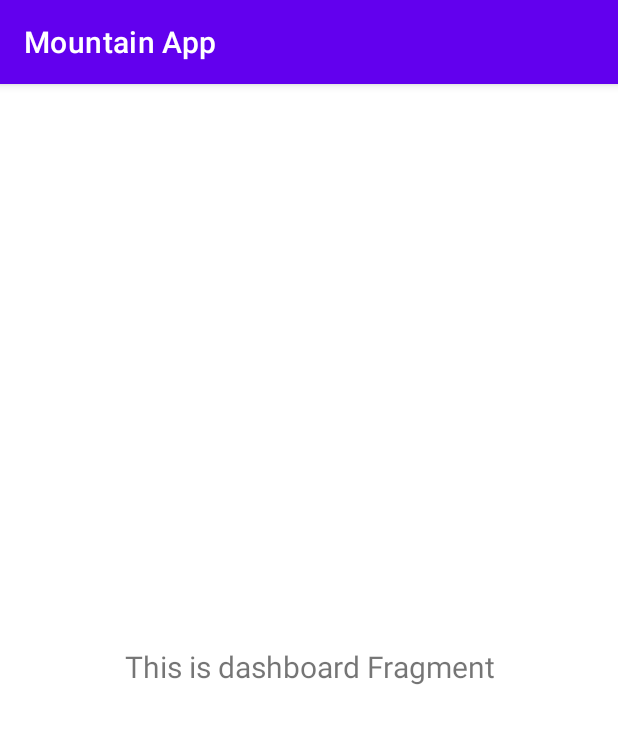
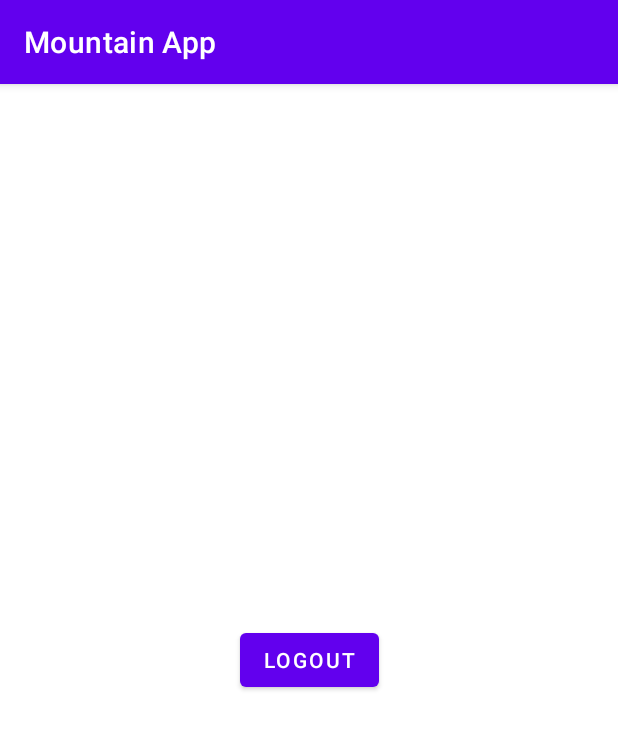
Before and after one commit to fadlinaufal06/Mountain-App, an Android app: the fragment ProfileFragment shown on its own in the app's theme, on a phone screen of 412 x 824 dp. Shown: the top 729 px of the screen. Run offline under Robolectric (Android 15) with nearby library versions, the phone set to English and light mode, and no system bars.

Commit message:
Adding Logout

```diff
--- a/app/src/main/java/com/bangkit/mountainapp/model/ViewModelFactory.kt
+++ b/app/src/main/java/com/bangkit/mountainapp/model/ViewModelFactory.kt
@@ -5,6 +5,7 @@ import androidx.lifecycle.ViewModel
 import androidx.lifecycle.ViewModelProvider
 import com.bangkit.mountainapp.data.local.UserPreference
 import com.bangkit.mountainapp.ui.login.LoginViewModel
+import com.bangkit.mountainapp.ui.mainactivity.MainViewModel
 
 class ViewModelFactory : ViewModelProvider.NewInstanceFactory {
     private var pref: UserPreference? = null
@@ -25,6 +26,9 @@ class ViewModelFactory : ViewModelProvider.NewInstanceFactory {
             modelClass.isAssignableFrom(LoginViewModel::class.java) -> {
                 pref?.let { LoginViewModel(it) } as T
             }
+            modelClass.isAssignableFrom(MainViewModel::class.java) -> {
+                pref?.let { MainViewModel(it) } as T
+            }
 
             else -> throw IllegalArgumentException("Unknown ViewModel class: " + modelClass.name)
         }
--- a/app/src/main/java/com/bangkit/mountainapp/ui/login/LoginActivity.kt
+++ b/app/src/main/java/com/bangkit/mountainapp/ui/login/LoginActivity.kt
@@ -21,7 +21,7 @@ import androidx.datastore.core.DataStore
 import androidx.datastore.preferences.core.Preferences
 import androidx.datastore.preferences.preferencesDataStore
 import androidx.lifecycle.ViewModelProvider
-import com.bangkit.mountainapp.MainActivity
+import com.bangkit.mountainapp.ui.mainactivity.MainActivity
 import com.bangkit.mountainapp.R
 import com.bangkit.mountainapp.data.local.UserPreference
 import com.bangkit.mountainapp.databinding.ActivityLoginBinding
--- a/app/src/main/java/com/bangkit/mountainapp/ui/profile/ProfileFragment.kt
+++ b/app/src/main/java/com/bangkit/mountainapp/ui/profile/ProfileFragment.kt
@@ -1,17 +1,26 @@
 package com.bangkit.mountainapp.ui.profile
 
+import android.content.Context
 import android.os.Bundle
 import android.view.LayoutInflater
 import android.view.View
 import android.view.ViewGroup
-import android.widget.TextView
+import android.widget.Toast
+import androidx.datastore.core.DataStore
+import androidx.datastore.preferences.core.Preferences
+import androidx.datastore.preferences.preferencesDataStore
 import androidx.fragment.app.Fragment
 import androidx.lifecycle.ViewModelProvider
+import com.bangkit.mountainapp.R
+import com.bangkit.mountainapp.data.local.UserPreference
 import com.bangkit.mountainapp.databinding.FragmentProfileBinding
+
+private val Context.dataStore: DataStore<Preferences> by preferencesDataStore(name = "settings")
 
 class ProfileFragment : Fragment() {
 
     private var _binding: FragmentProfileBinding? = null
+    private lateinit var viewModel: ProfileViewModel
 
     // This property is only valid between onCreateView and
     // onDestroyView.
@@ -22,17 +31,21 @@ class ProfileFragment : Fragment() {
         container: ViewGroup?,
         savedInstanceState: Bundle?
     ): View {
-        val dashboardViewModel =
-            ViewModelProvider(this).get(ProfileViewModel::class.java)
+        viewModel =
+            ViewModelProvider(this)[ProfileViewModel::class.java]
 
-        _binding = FragmentProfileBinding.inflate(inflater, container, false)
-        val root: View = binding.root
+        _binding = FragmentProfileBinding.inflate(layoutInflater, container, false)
 
-        val textView: TextView = binding.textProfile
-        dashboardViewModel.text.observe(viewLifecycleOwner) {
-            textView.text = it
+        return binding.root
+    }
+
+    override fun onViewCreated(view: View, savedInstanceState: Bundle?) {
+        super.onViewCreated(view, savedInstanceState)
+
+        binding.logout.setOnClickListener {
+            viewModel.logout(UserPreference.getInstance(requireActivity().dataStore))
+            Toast.makeText(activity, getString(R.string.logout_successful), Toast.LENGTH_SHORT).show()
         }
-        return root
     }
 
     override fun onDestroyView() {
--- a/app/src/main/java/com/bangkit/mountainapp/ui/profile/ProfileViewModel.kt
+++ b/app/src/main/java/com/bangkit/mountainapp/ui/profile/ProfileViewModel.kt
@@ -1,13 +1,15 @@
 package com.bangkit.mountainapp.ui.profile
 
-import androidx.lifecycle.LiveData
-import androidx.lifecycle.MutableLiveData
 import androidx.lifecycle.ViewModel
+import androidx.lifecycle.viewModelScope
+import com.bangkit.mountainapp.data.local.UserPreference
+import kotlinx.coroutines.launch
 
 class ProfileViewModel : ViewModel() {
 
-    private val _text = MutableLiveData<String>().apply {
-        value = "This is dashboard Fragment"
+    fun logout(pref: UserPreference) {
+        viewModelScope.launch {
+            pref.logout()
+        }
     }
-    val text: LiveData<String> = _text
 }
--- a/app/src/main/java/com/bangkit/mountainapp/ui/splashscreen/SplashscreenActivity.kt
+++ b/app/src/main/java/com/bangkit/mountainapp/ui/splashscreen/SplashscreenActivity.kt
@@ -7,7 +7,7 @@ import android.os.Handler
 import android.os.Looper
 import android.view.WindowManager
 import androidx.appcompat.app.AppCompatActivity
-import com.bangkit.mountainapp.MainActivity
+import com.bangkit.mountainapp.ui.mainactivity.MainActivity
 import com.bangkit.mountainapp.R
 
 @SuppressLint("CustomSplashScreen")
--- a/app/src/main/res/layout/activity_login.xml
+++ b/app/src/main/res/layout/activity_login.xml
@@ -25,7 +25,7 @@
 
         <ImageView
             android:id="@+id/img_moon"
-            android:layout_width="200dp"
+            android:layout_width="170dp"
             android:layout_height="200dp"
             android:contentDescription="@string/mount_icon"
             android:src="@drawable/icon_mount"
--- a/app/src/main/res/layout/fragment_profile.xml
+++ b/app/src/main/res/layout/fragment_profile.xml
@@ -4,18 +4,13 @@
     xmlns:tools="http://schemas.android.com/tools"
     android:layout_width="match_parent"
     android:layout_height="match_parent"
-    tools:context=".ui.home.HomeFragment">
+    tools:context=".ui.profile.ProfileFragment">
 
-    <TextView
-        android:id="@+id/text_profile"
-        android:layout_width="match_parent"
+    <Button
+        android:id="@+id/logout"
+        android:layout_width="wrap_content"
         android:layout_height="wrap_content"
-        android:layout_marginStart="8dp"
-        android:layout_marginTop="8dp"
-        android:layout_marginEnd="8dp"
-        android:textAlignment="center"
-        android:textSize="20sp"
-        android:text="Halaman Profile"
+        android:text="logout"
         app:layout_constraintBottom_toBottomOf="parent"
         app:layout_constraintEnd_toEndOf="parent"
         app:layout_constraintStart_toStartOf="parent"
--- a/app/src/main/res/navigation/mobile_navigation.xml
+++ b/app/src/main/res/navigation/mobile_navigation.xml
@@ -2,7 +2,7 @@
 <navigation xmlns:android="http://schemas.android.com/apk/res/android"
     xmlns:app="http://schemas.android.com/apk/res-auto"
     xmlns:tools="http://schemas.android.com/tools"
-    android:id="@+id/mobile_navigation2"
+    android:id="@+id/mobile_navigation"
     app:startDestination="@+id/navigation_home">
 
     <fragment
@@ -25,8 +25,8 @@
 
     <fragment
         android:id="@+id/navigation_profile"
-        android:name="com.bangkit.mountainapp.ui.favorite.FavoriteFragment"
+        android:name="com.bangkit.mountainapp.ui.profile.ProfileFragment"
         android:label="@string/title_profile"
-        tools:layout="@layout/fragment_favorite" />
+        tools:layout="@layout/fragment_profile" />
 
 </navigation>
--- a/app/src/main/res/values/strings.xml
+++ b/app/src/main/res/values/strings.xml
@@ -33,4 +33,6 @@
     <string name="continue_btn">continue</string>
     <string name="name">Name</string>
     <string name="mount_icon">Mount Icon</string>
+    <string name="logout_successful">Logout successful!</string>
+
 </resources>
```
Also changed, not shown: app/src/main/AndroidManifest.xml (+6 -1 lines), app/src/main/java/com/bangkit/mountainapp/MainActivity.kt (deleted, +0 -38 lines), app/src/main/java/com/bangkit/mountainapp/ui/mainactivity/MainActivity.kt (added, +72 -0 lines), app/src/main/java/com/bangkit/mountainapp/ui/mainactivity/MainViewModel.kt (added, +14 -0 lines), app/src/main/res/drawable-v24/icon_mount.png.
